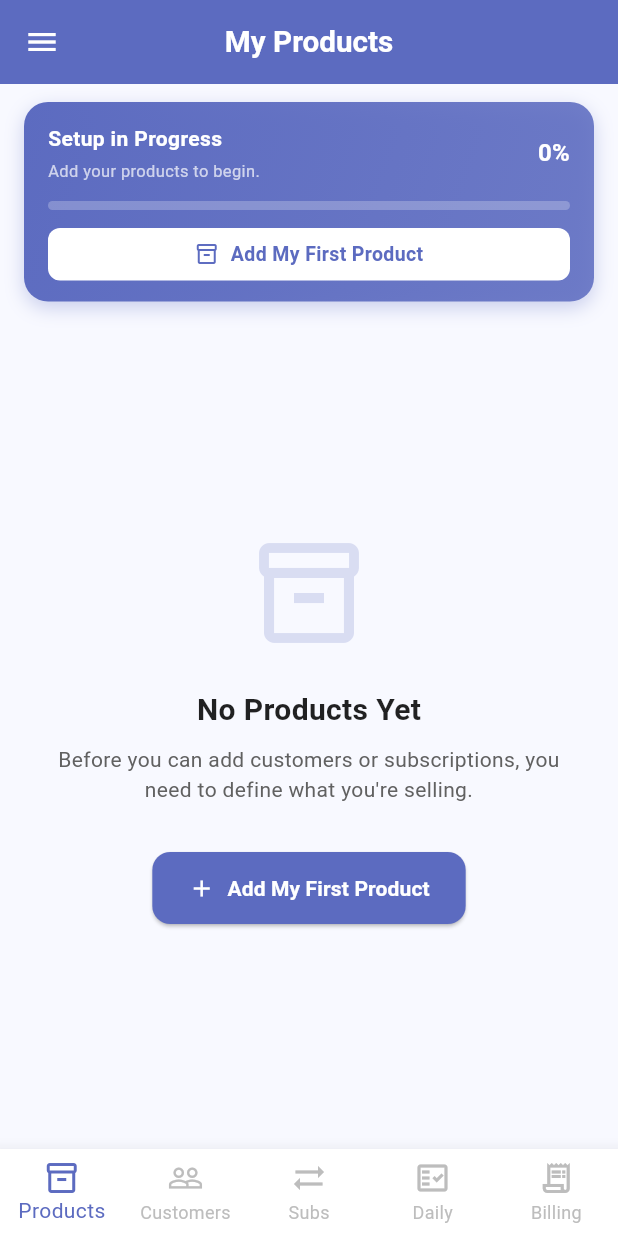
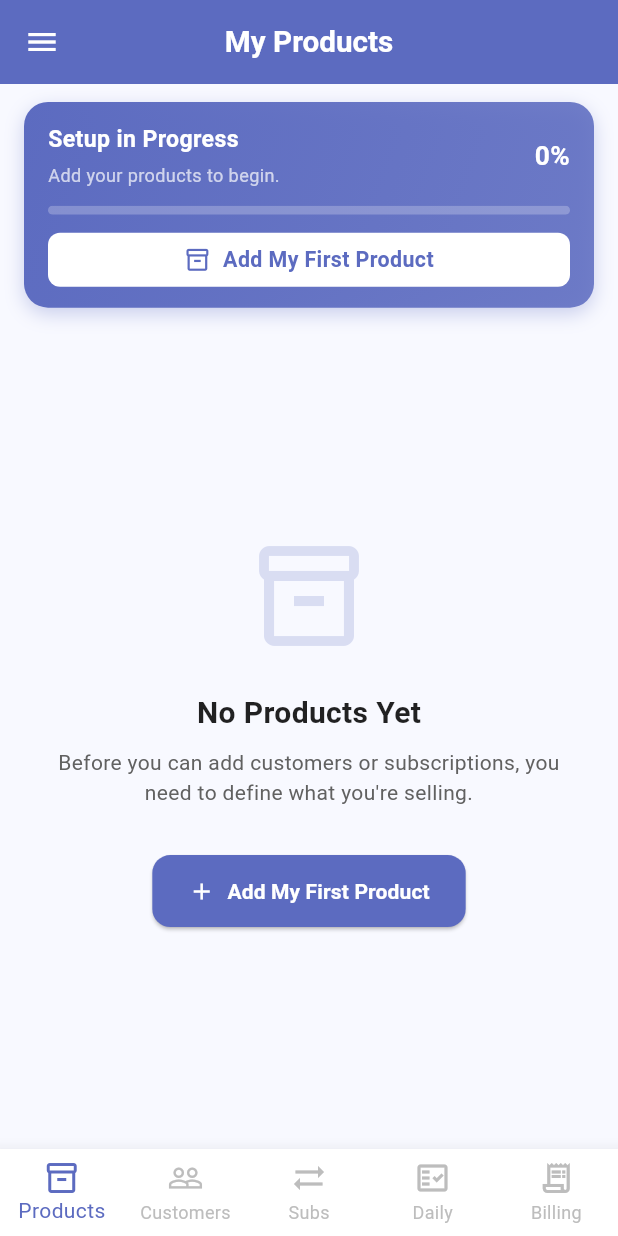
Before and after one commit to jignasa06/daily-delivery-manager, a Flutter app: the DashboardScreen screen opened by its route, on a phone screen of 412 x 824 dp. Run offline on Flutter 3.47's test engine with Material 3 defaults, Android fonts, the phone set to English and light mode, and no system bars; our stand-ins replace cloud_firestore, firebase_auth, firebase_core, get, get_storage, google_fonts; accounts and stored records are empty; statements that could not run were skipped.

Commit message:
fix: resolve compilation errors in widgets folder and finalize app-wide responsiveness

```diff
--- a/lib/core/widgets/common_text_field.dart
+++ b/lib/core/widgets/common_text_field.dart
@@ -42,10 +42,10 @@ class _CommonTextFieldState extends State<CommonTextField> {
       validator: widget.validator,
       keyboardType: widget.isNumber ? TextInputType.number : TextInputType.text,
       inputFormatters: widget.isNumber ? [FilteringTextInputFormatter.digitsOnly] : [],
-      style: AppStyles.inputText,
+      style: AppStyles.inputText(context),
       decoration: InputDecoration(
         hintText: widget.hint,
-        hintStyle: AppStyles.inputHint,
+        hintStyle: AppStyles.inputHint(context),
         prefixIcon: Icon(widget.icon, color: AppColors.textHint, size: 22),
         suffixIcon: widget.isPassword
             ? IconButton(
--- a/lib/core/widgets/pvj_text_widget.dart
+++ b/lib/core/widgets/pvj_text_widget.dart
@@ -42,7 +42,7 @@ class HeadlineBodyOneBaseWidget extends StatelessWidget {
   Widget build(BuildContext context) {
     return Text(
       title ?? '',
-      style: AppStyles.baseHeadline.copyWith(
+      style: AppStyles.baseHeadline(context).copyWith(
           letterSpacing: latterSpacing,
           fontSize: fontSize,
           fontWeight: fontWeight ?? FontWeight.w500,
--- a/lib/features/vendor/dashboard/presentation/widgets/setup_progress_widget.dart
+++ b/lib/features/vendor/dashboard/presentation/widgets/setup_progress_widget.dart
@@ -1,6 +1,7 @@
 import 'package:flutter/material.dart';
 import 'package:get/get.dart';
 import 'package:p_v_j/core/constants/app_colors.dart';
+import 'package:p_v_j/core/utils/responsive_helper.dart';
 import '../screens/controller/dashboard_controller.dart';
 
 class SetupProgressWidget extends StatelessWidget {
@@ -43,27 +44,27 @@ class SetupProgressWidget extends StatelessWidget {
                   child: Column(
                     crossAxisAlignment: CrossAxisAlignment.start,
                     children: [
-                      const Text(
+                      Text(
                         'Setup in Progress',
                         style: TextStyle(
                             color: Colors.white,
-                            fontSize: 14,
+                            fontSize: context.sp(14),
                             fontWeight: FontWeight.bold),
                       ),
-                      const SizedBox(height: 4),
+                      SizedBox(height: context.ph(0.5)),
                       Text(
                         nextAction['hint']!,
-                        style: const TextStyle(
-                            color: Colors.white70, fontSize: 11),
+                        style: TextStyle(
+                            color: Colors.white70, fontSize: context.sp(11)),
                       ),
                     ],
                   ),
                 ),
                 Text(
                   '${(progress * 100).toInt()}%',
-                  style: const TextStyle(
+                  style: TextStyle(
                       color: Colors.white,
-                      fontSize: 16,
+                      fontSize: context.sp(16),
                       fontWeight: FontWeight.bold),
                 ),
               ],
@@ -92,13 +93,13 @@ class SetupProgressWidget extends StatelessWidget {
                   mainAxisAlignment: MainAxisAlignment.center,
                   children: [
                     Icon(nextAction['icon'] as IconData,
-                        size: 16, color: AppColors.primary),
-                    const SizedBox(width: 8),
+                        size: context.sp(16), color: AppColors.primary),
+                    SizedBox(width: context.pw(2)),
                     Text(
                       nextAction['action']!,
-                      style: const TextStyle(
+                      style: TextStyle(
                           color: AppColors.primary,
-                          fontSize: 13,
+                          fontSize: context.sp(13),
                           fontWeight: FontWeight.bold),
                     ),
                   ],
```
Also changed, not shown: lib/core/widgets/common_role_selector.dart (+4 -4 lines), lib/core/widgets/pvj_underline_tf.dart (+6 -1 lines), lib/features/auth/presentation/screens/role_selection_screen.dart (+59 -12 lines).
